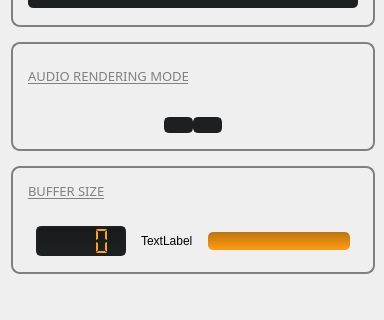
Qt form src/kdasioconfig/kdasioconfigbase.ui (koord-live/KoordASIO) before a commit; both pictures show x 0 to 384 and y 260 to 580 of the 384 by 580 pixel window.
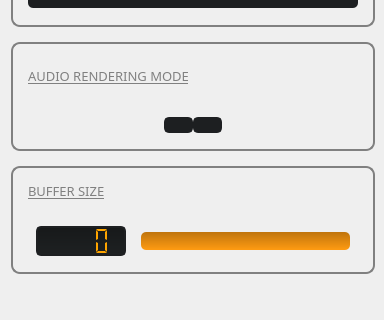
The same form after that commit. Icons and pictures are not drawn.

Diff of the .ui file:
```diff
--- a/src/kdasioconfig/kdasioconfigbase.ui
+++ b/src/kdasioconfig/kdasioconfigbase.ui
@@ -19,6 +19,12 @@
     <height>580</height>
    </size>
   </property>
+  <property name="maximumSize">
+   <size>
+    <width>450</width>
+    <height>580</height>
+   </size>
+  </property>
   <property name="font">
    <font>
     <stylestrategy>PreferAntialias</stylestrategy>
@@ -1270,13 +1276,6 @@
              </property>
             </widget>
            </item>
-           <item>
-            <widget class="QLabel" name="latencyLabel">
-             <property name="text">
-              <string>TextLabel</string>
-             </property>
-            </widget>
-           </item>
            <item>
             <widget class="QSlider" name="bufferSizeSlider">
              <property name="sizePolicy">
```
